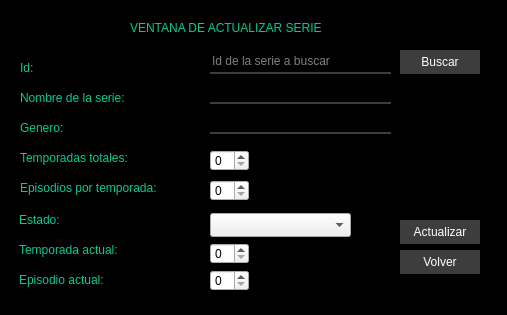
The window that ProyectoFinal_Crud_Series-joel-parte/ventanaactualizar.ui (josiasarevalorm-jj/ProyectoFinal_Crud_Series) describes before a commit, drawn with Qt 5.
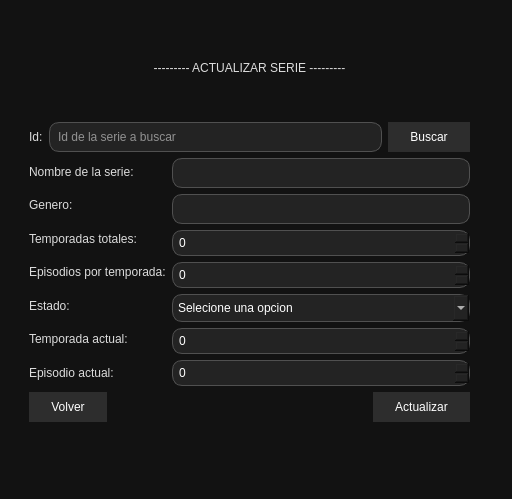
The same window after the commit.

```diff
--- a/ProyectoFinal_Crud_Series-joel-parte/ventanaactualizar.ui
+++ b/ProyectoFinal_Crud_Series-joel-parte/ventanaactualizar.ui
@@ -6,87 +6,89 @@
    <rect>
     <x>0</x>
     <y>0</y>
-    <width>507</width>
-    <height>315</height>
+    <width>512</width>
+    <height>499</height>
    </rect>
   </property>
-  <property name="palette">
-   <palette>
-    <active>
-     <colorrole role="Window">
-      <brush brushstyle="SolidPattern">
-       <color alpha="255">
-        <red>0</red>
-        <green>0</green>
-        <blue>0</blue>
-       </color>
-      </brush>
-     </colorrole>
-    </active>
-    <inactive>
-     <colorrole role="Window">
-      <brush brushstyle="SolidPattern">
-       <color alpha="255">
-        <red>0</red>
-        <green>0</green>
-        <blue>0</blue>
-       </color>
-      </brush>
-     </colorrole>
-    </inactive>
-    <disabled>
-     <colorrole role="Base">
-      <brush brushstyle="SolidPattern">
-       <color alpha="255">
-        <red>0</red>
-        <green>0</green>
-        <blue>0</blue>
-       </color>
-      </brush>
-     </colorrole>
-     <colorrole role="Window">
-      <brush brushstyle="SolidPattern">
-       <color alpha="255">
-        <red>0</red>
-        <green>0</green>
-        <blue>0</blue>
-       </color>
-      </brush>
-     </colorrole>
-    </disabled>
-   </palette>
-  </property>
   <property name="windowTitle">
    <string>Dialog</string>
   </property>
   <property name="styleSheet">
-   <string notr="true">QFrame {
-    background-color: rgb(61, 61, 61);
+   <string notr="true">/* =====================
+   FONDO DEL DIALOG
+===================== */
+QDialog {
+    background-color: rgb(18, 18, 18);
 }
 
-/* ---------- QLabel ---------- */
+/* =====================
+   TITULO ROJO
+===================== */
+QLabel#labelTitulo {
+    background-color: rgb(229, 9, 20);
+    color: white;
+    font: 87 18pt &quot;Arial Black&quot;;
+    border-radius: 14px;
+    padding: 8px;
+    qproperty-alignment: AlignCenter;
+}
+
+/* =====================
+   LABELS (TEXTOS)
+===================== */
 QLabel {
-    font: 87 12pt &quot;Arial Black&quot;;
-    background-color: #000000;
-    color: rgb(0, 206, 151);
-    border: 0px;
+    color: rgb(220, 220, 220);
+    font: 10pt &quot;Arial&quot;;
 }
 
-/* ---------- QLineEdit ---------- */
+/* =====================
+   INPUT TEXTO
+===================== */
 QLineEdit {
-    border: 0px;
-    border-bottom: 2px solid rgb(61, 61, 61);
-    color: rgb(255, 255, 255);
-    background-color: rgb(0, 0, 0);
-    font: 75 12pt &quot;Times New Roman&quot;;
+    background-color: rgb(35, 35, 35);
+    color: white;
+    border: 1px solid rgb(80, 80, 80);
+    border-radius: 10px;
+    padding: 6px;
 }
 
-/* ---------- QPushButton ---------- */
+/* =====================
+   SPINBOX
+===================== */
+QSpinBox {
+    background-color: rgb(35, 35, 35);
+    color: white;
+    border: 1px solid rgb(80, 80, 80);
+    border-radius: 10px;
+    padding: 4px;
+}
+
+/* =====================
+   COMBOBOX
+===================== */
+QComboBox {
+    background-color: rgb(35, 35, 35);
+    color: white;
+    border: 1px solid rgb(80, 80, 80);
+    border-radius: 10px;
+    padding: 5px;
+}
+
+QComboBox QAbstractItemView {
+    background-color: rgb(25, 25, 25);
+    color: white;
+    selection-background-color: rgb(229, 9, 20);
+}
+
+/* =====================
+   BOTONES
+===================== */
 QPushButton {
-    background-color: rgb(61, 61, 61);
-    border-radius: 15px;
-    color: rgb(255, 255, 255);
-    font: 77 10pt &quot;Arial Black&quot;;
+    background-color: rgb(45, 45, 45);
+    color: white;
+    font: 11pt &quot;Arial Black&quot;;
+    border-radius: 18px;
+    padding: 8px 22px;
 }
 
 QPushButton:hover {
@@ -94,292 +96,231 @@
     color: rgb(0, 0, 0);
 }
 
-/* ---------- QTableWidget ---------- */
+QPushButton:pressed {
+    background-color: rgb(180, 0, 0);
+}
 QTableWidget {
-    background-color: rgb(255, 255, 255);
-    color: rgb(0, 0, 0);
-    gridline-color: rgb(0, 206, 151);
-    font-size: 12pt;
+    background-color: rgb(20, 20, 20);
+    color: rgb(220, 220, 220);
+    gridline-color: rgb(60, 60, 60);
+    border: 1px solid rgb(60, 60, 60);
+    font: 10pt &quot;Segoe UI&quot;;
 }
 
-/* ---------- Encabezados ---------- */
+/* Encabezados */
 QHeaderView::section {
-    background-color: rgb(0, 206, 151);
-    border: 1px solid rgb(0, 0, 0);
-    font-size: 12pt;
+    background-color: rgb(35, 35, 35);
+    color: white;
+    font: 11pt &quot;Arial Black&quot;;
+    border: none;
+    padding: 6px;
 }
 
-/* ---------- Botón esquina tabla ---------- */
-QTableWidget QTableCornerButton::section {
-    background-color: rgb(0, 0, 0);
-    border: 1px solid rgb(0, 206, 151);
+/* Filas alternas */
+QTableWidget::item {
+    padding: 6px;
+}
+
+QTableWidget::item:selected {
+    background-color: rgb(229, 9, 20);
+    color: white;
+}
+
+/* Botón esquina (arriba izquierda) */
+QTableCornerButton::section {
+    background-color: rgb(35, 35, 35);
+    border: none;
 }</string>
   </property>
-  <widget class="QLabel" name="label">
+  <widget class="QWidget" name="">
    <property name="geometry">
     <rect>
-     <x>130</x>
+     <x>29</x>
      <y>20</y>
-     <width>321</width>
-     <height>16</height>
+     <width>441</width>
+     <height>402</height>
     </rect>
    </property>
-   <property name="text">
-    <string>VENTANA DE ACTUALIZAR SERIE</string>
-   </property>
-  </widget>
-  <widget class="QLabel" name="label_2">
-   <property name="geometry">
-    <rect>
-     <x>20</x>
-     <y>90</y>
-     <width>151</width>
-     <height>16</height>
-    </rect>
-   </property>
-   <property name="text">
-    <string>Nombre de la serie: </string>
-   </property>
-  </widget>
-  <widget class="QLabel" name="label_3">
-   <property name="geometry">
-    <rect>
-     <x>19</x>
-     <y>242</y>
-     <width>181</width>
-     <height>16</height>
-    </rect>
-   </property>
-   <property name="text">
-    <string>Temporada actual:</string>
-   </property>
-  </widget>
-  <widget class="QLabel" name="label_4">
-   <property name="geometry">
-    <rect>
-     <x>19</x>
-     <y>272</y>
-     <width>141</width>
-     <height>16</height>
-    </rect>
-   </property>
-   <property name="text">
-    <string>Episodio actual: </string>
-   </property>
-  </widget>
-  <widget class="QLineEdit" name="txtNombre">
-   <property name="geometry">
-    <rect>
-     <x>210</x>
-     <y>80</y>
-     <width>181</width>
-     <height>24</height>
-    </rect>
-   </property>
-   <property name="placeholderText">
-    <string/>
-   </property>
-  </widget>
-  <widget class="QSpinBox" name="spinTemActual">
-   <property name="geometry">
-    <rect>
-     <x>210</x>
-     <y>243</y>
-     <width>39</width>
-     <height>21</height>
-    </rect>
-   </property>
-  </widget>
-  <widget class="QLabel" name="label_5">
-   <property name="geometry">
-    <rect>
-     <x>19</x>
-     <y>212</y>
-     <width>101</width>
-     <height>16</height>
-    </rect>
-   </property>
-   <property name="text">
-    <string>Estado:</string>
-   </property>
-  </widget>
-  <widget class="QComboBox" name="cmbEstado">
-   <property name="geometry">
-    <rect>
-     <x>210</x>
-     <y>213</y>
-     <width>141</width>
-     <height>24</height>
-    </rect>
-   </property>
-   <property name="currentIndex">
-    <number>-1</number>
-   </property>
-   <property name="placeholderText">
-    <string>Selecione una opcion</string>
-   </property>
-   <item>
-    <property name="text">
-     <string>Pendiente</string>
-    </property>
-   </item>
-   <item>
-    <property name="text">
-     <string>Viendo</string>
-    </property>
-   </item>
-   <item>
-    <property name="text">
-     <string>Acabada</string>
-    </property>
-   </item>
-  </widget>
-  <widget class="QSpinBox" name="spinEpActual">
-   <property name="geometry">
-    <rect>
-     <x>210</x>
-     <y>270</y>
-     <width>39</width>
-     <height>21</height>
-    </rect>
-   </property>
-  </widget>
-  <widget class="QPushButton" name="btnActualizar">
-   <property name="geometry">
-    <rect>
-     <x>400</x>
-     <y>220</y>
-     <width>80</width>
-     <height>24</height>
-    </rect>
-   </property>
-   <property name="text">
-    <string>Actualizar</string>
-   </property>
-  </widget>
-  <widget class="QPushButton" name="btnBuscar">
-   <property name="geometry">
-    <rect>
-     <x>400</x>
-     <y>50</y>
-     <width>80</width>
-     <height>24</height>
-    </rect>
-   </property>
-   <property name="text">
-    <string>Buscar</string>
-   </property>
-  </widget>
-  <widget class="QPushButton" name="btnVover">
-   <property name="geometry">
-    <rect>
-     <x>400</x>
-     <y>250</y>
-     <width>80</width>
-     <height>24</height>
-    </rect>
-   </property>
-   <property name="text">
-    <string>Volver</string>
-   </property>
-  </widget>
-  <widget class="QLineEdit" name="txtId">
-   <property name="geometry">
-    <rect>
-     <x>210</x>
-     <y>50</y>
-     <width>181</width>
-     <height>24</height>
-    </rect>
-   </property>
-   <property name="placeholderText">
-    <string>Id de la serie a buscar</string>
-   </property>
-  </widget>
-  <widget class="QLabel" name="label_6">
-   <property name="geometry">
-    <rect>
-     <x>20</x>
-     <y>60</y>
-     <width>105</width>
-     <height>16</height>
-    </rect>
-   </property>
-   <property name="text">
-    <string>Id:</string>
-   </property>
-  </widget>
-  <widget class="QLabel" name="label_7">
-   <property name="geometry">
-    <rect>
-     <x>20</x>
-     <y>120</y>
-     <width>51</width>
-     <height>16</height>
-    </rect>
-   </property>
-   <property name="text">
-    <string>Genero:</string>
-   </property>
-  </widget>
-  <widget class="QLabel" name="label_8">
-   <property name="geometry">
-    <rect>
-     <x>20</x>
-     <y>150</y>
-     <width>121</width>
-     <height>16</height>
-    </rect>
-   </property>
-   <property name="text">
-    <string>Temporadas totales:</string>
-   </property>
-  </widget>
-  <widget class="QLabel" name="label_9">
-   <property name="geometry">
-    <rect>
-     <x>20</x>
-     <y>180</y>
-     <width>211</width>
-     <height>16</height>
-    </rect>
-   </property>
-   <property name="text">
-    <string>Episodios por temporada:</string>
-   </property>
-  </widget>
-  <widget class="QSpinBox" name="spinTemTotal">
-   <property name="geometry">
-    <rect>
-     <x>210</x>
-     <y>150</y>
-     <width>39</width>
-     <height>21</height>
-    </rect>
-   </property>
-  </widget>
-  <widget class="QSpinBox" name="spinEpTotal">
-   <property name="geometry">
-    <rect>
-     <x>210</x>
-     <y>180</y>
-     <width>39</width>
-     <height>21</height>
-    </rect>
-   </property>
-  </widget>
-  <widget class="QLineEdit" name="txtGenero">
-   <property name="geometry">
-    <rect>
-     <x>210</x>
-     <y>110</y>
-     <width>181</width>
-     <height>24</height>
-    </rect>
-   </property>
-   <property name="placeholderText">
-    <string/>
-   </property>
+   <layout class="QVBoxLayout" name="verticalLayout_3">
+    <item>
+     <widget class="QLabel" name="label">
+      <property name="text">
+       <string>--------- ACTUALIZAR SERIE ---------</string>
+      </property>
+      <property name="alignment">
+       <set>Qt::AlignmentFlag::AlignCenter</set>
+      </property>
+     </widget>
+    </item>
+    <item>
+     <layout class="QHBoxLayout" name="horizontalLayout">
+      <item>
+       <widget class="QLabel" name="label_6">
+        <property name="text">
+         <string>Id:</string>
+        </property>
+       </widget>
+      </item>
+      <item>
+       <widget class="QLineEdit" name="txtId">
+        <property name="placeholderText">
+         <string>Id de la serie a buscar</string>
+        </property>
+       </widget>
+      </item>
+      <item>
+       <widget class="QPushButton" name="btnBuscar">
+        <property name="text">
+         <string>Buscar</string>
+        </property>
+       </widget>
+      </item>
+     </layout>
+    </item>
+    <item>
+     <layout class="QHBoxLayout" name="horizontalLayout_2">
+      <item>
+       <layout class="QVBoxLayout" name="verticalLayout">
+        <item>
+         <widget class="QLabel" name="label_2">
+          <property name="text">
+           <string>Nombre de la serie: </string>
+          </property>
+         </widget>
+        </item>
+        <item>
+         <widget class="QLabel" name="label_7">
+          <property name="text">
+           <string>Genero:</string>
+          </property>
+         </widget>
+        </item>
+        <item>
+         <widget class="QLabel" name="label_8">
+          <property name="text">
+           <string>Temporadas totales:</string>
+          </property>
+         </widget>
+        </item>
+        <item>
+         <widget class="QLabel" name="label_9">
+          <property name="text">
+           <string>Episodios por temporada:</string>
+          </property>
+         </widget>
+        </item>
+        <item>
+         <widget class="QLabel" name="label_5">
+          <property name="text">
+           <string>Estado:</string>
+          </property>
+         </widget>
+        </item>
+        <item>
+         <widget class="QLabel" name="label_3">
+          <property name="text">
+           <string>Temporada actual:</string>
+          </property>
+         </widget>
+        </item>
+        <item>
+         <widget class="QLabel" name="label_4">
+          <property name="text">
+           <string>Episodio actual: </string>
+          </property>
+         </widget>
+        </item>
+       </layout>
+      </item>
+      <item>
+       <layout class="QVBoxLayout" name="verticalLayout_2">
+        <item>
+         <widget class="QLineEdit" name="txtNombre">
+          <property name="placeholderText">
+           <string/>
+          </property>
+         </widget>
+        </item>
+        <item>
+         <widget class="QLineEdit" name="txtGenero">
+          <property name="placeholderText">
+           <string/>
+          </property>
+         </widget>
+        </item>
+        <item>
+         <widget class="QSpinBox" name="spinTemTotal"/>
+        </item>
+        <item>
+         <widget class="QSpinBox" name="spinEpTotal"/>
+        </item>
+        <item>
+         <widget class="QComboBox" name="cmbEstado">
+          <property name="currentIndex">
+           <number>-1</number>
+          </property>
+          <property name="placeholderText">
+           <string>Selecione una opcion</string>
+          </property>
+          <item>
+           <property name="text">
+            <string>Pendiente</string>
+           </property>
+          </item>
+          <item>
+           <property name="text">
+            <string>Viendo</string>
+           </property>
+          </item>
+          <item>
+           <property name="text">
+            <string>Acabada</string>
+           </property>
+          </item>
+         </widget>
+        </item>
+        <item>
+         <widget class="QSpinBox" name="spinTemActual"/>
+        </item>
+        <item>
+         <widget class="QSpinBox" name="spinEpActual"/>
+        </item>
+       </layout>
+      </item>
+     </layout>
+    </item>
+    <item>
+     <layout class="QHBoxLayout" name="horizontalLayout_3">
+      <item>
+       <widget class="QPushButton" name="btnVover">
+        <property name="text">
+         <string>Volver</string>
+        </property>
+       </widget>
+      </item>
+      <item>
+       <spacer name="horizontalSpacer">
+        <property name="orientation">
+         <enum>Qt::Orientation::Horizontal</enum>
+        </property>
+        <property name="sizeHint" stdset="0">
+         <size>
+          <width>40</width>
+          <height>20</height>
+         </size>
+        </property>
+       </spacer>
+      </item>
+      <item>
+       <widget class="QPushButton" name="btnActualizar">
+        <property name="text">
+         <string>Actualizar</string>
+        </property>
+       </widget>
+      </item>
+     </layout>
+    </item>
+   </layout>
   </widget>
  </widget>
  <resources/>
```
Left out of the diff: 3 changed lines with no effect on the pictures.
